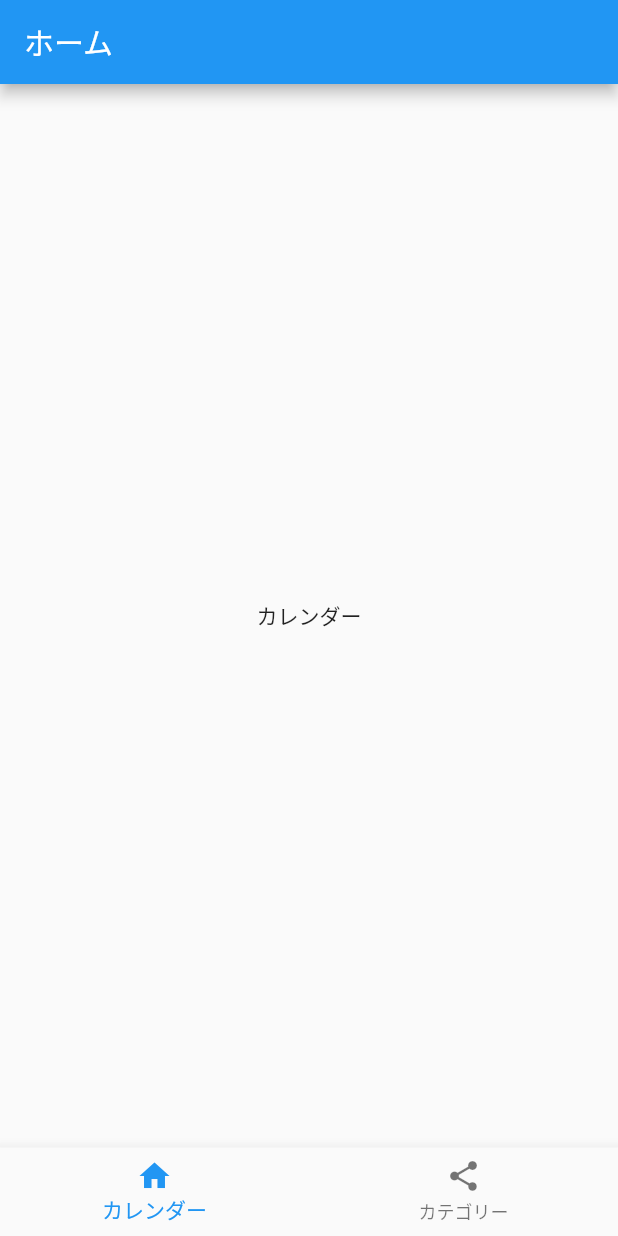
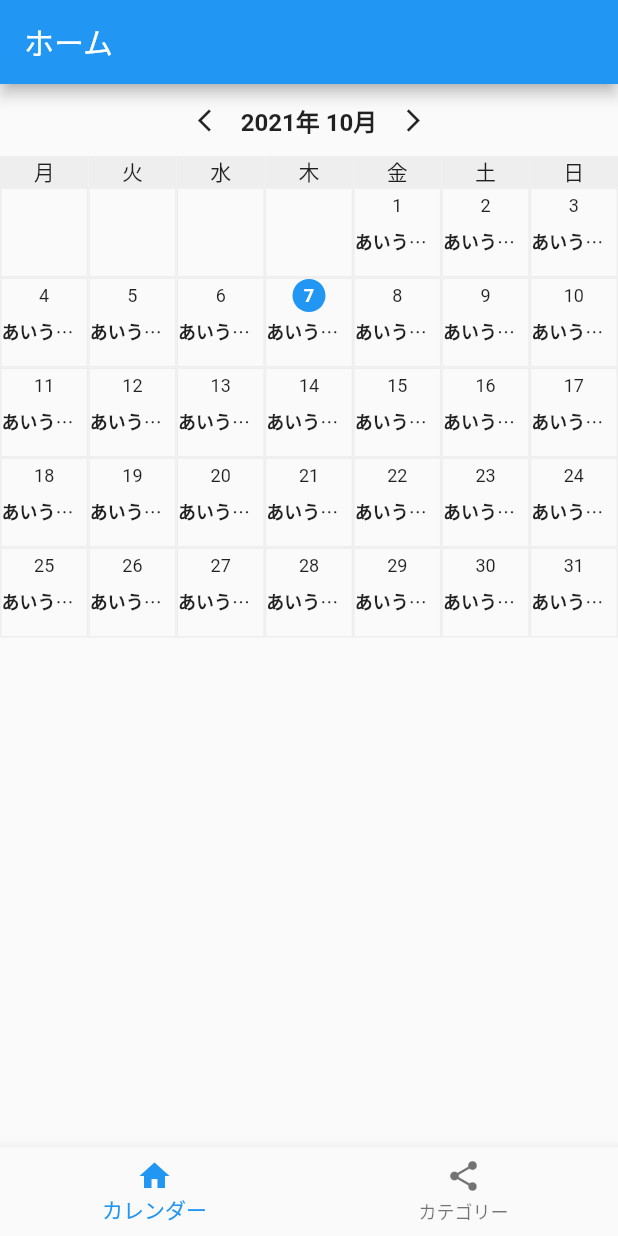
Before and after one commit to kosukesaigusa/flutter_account_book, a Flutter app: the screen it shows once a user with an empty profile is signed in, on a phone screen of 412 x 824 dp. Run offline on Flutter 3.47's test engine with Material 2 defaults, Android fonts, the phone set to English and light mode, and no system bars; our stand-ins replace cloud_firestore, connectivity_plus, firebase_auth, firebase_core, freezed_annotation, google_sign_in; missing offline and left inert: sign_button; accounts and stored records are empty.

Commit message:
feat: implement base calendar UI

```diff
--- a/lib/app.dart
+++ b/lib/app.dart
@@ -2,6 +2,9 @@ import 'package:firebase_auth/firebase_auth.dart';
 import 'package:flutter/material.dart';
 import 'package:flutter_account_book/pages/home/home_page.dart';
 import 'package:flutter_account_book/pages/sign_in/sign_in_page.dart';
+import 'package:flutter_account_book/view_models/calendar/calendar_view_model.dart';
+import 'package:flutter_account_book/view_models/category/category_view_model.dart';
+import 'package:provider/provider.dart';
 
 class App extends StatelessWidget {
   const App({Key? key}) : super(key: key);
@@ -19,7 +22,17 @@ class App extends StatelessWidget {
             return const SizedBox();
           }
           if (snapshot.hasData) {
-            return HomePage();
+            return MultiProvider(
+              providers: [
+                ChangeNotifierProvider<CalendarViewModel>.value(
+                  value: CalendarViewModel(),
+                ),
+                ChangeNotifierProvider<CategoryViewModel>.value(
+                  value: CategoryViewModel(),
+                ),
+              ],
+              child: HomePage(),
+            );
           }
           return SignInPage();
         },
--- /dev/null
+++ b/lib/componentns/calendar/calendart_widget.dart
@@ -0,0 +1,169 @@
+import 'package:flutter/material.dart';
+import 'package:flutter_account_book/constatnts/calendar/calendar_constants.dart';
+import 'package:flutter_account_book/themes/theme.dart';
+import 'package:flutter_account_book/utils/datetime/datetime.dart';
+import 'package:flutter_account_book/view_models/calendar/calendar_view_model.dart';
+import 'package:provider/provider.dart';
+
+class CalendarWidget extends StatelessWidget {
+  CalendarWidget();
+  @override
+  Widget build(BuildContext context) {
+    return Column(
+      children: [
+        CalendarMonthHandlingWidget(),
+        Row(
+          mainAxisAlignment: MainAxisAlignment.spaceEvenly,
+          children: weekdayRow,
+        ),
+        CalendarBody(),
+      ],
+    );
+  }
+
+  /// カレンダー上部の月〜日の曜日を表示するウィジェット
+  final weekdayRow = List<Widget>.generate(
+    7,
+    (i) => Expanded(
+      child: Container(
+        color: grey200,
+        child: Center(child: Text('${weekdays[i]}')),
+      ),
+    ),
+  );
+}
+
+/// カレンダー上部の年月を表示・操作するウィジェット
+class CalendarMonthHandlingWidget extends StatelessWidget {
+  @override
+  Widget build(BuildContext context) => Consumer<CalendarViewModel>(
+        builder: (context, vm, child) => Row(
+          mainAxisAlignment: MainAxisAlignment.center,
+          children: [
+            IconButton(
+              icon: const Icon(Icons.arrow_back_ios_outlined),
+              onPressed: vm.showPreviousMonth,
+              iconSize: arrowIconSize,
+            ),
+            Text('${vm.year}年 ${vm.month}月', style: bold16),
+            IconButton(
+              icon: const Icon(Icons.arrow_forward_ios_outlined),
+              onPressed: vm.showNextMonth,
+              iconSize: arrowIconSize,
+            ),
+          ],
+        ),
+      );
+}
+
+/// カレンダーの本体
+class CalendarBody extends StatelessWidget {
+  @override
+  Widget build(BuildContext context) => Consumer<CalendarViewModel>(
+        builder: (context, vm, child) {
+          final weekDayOfFirstDay = DateTime(vm.year, vm.month, 1).weekday;
+          final lastDay = getLastDay(vm.year, vm.month);
+          final rowCount = ((weekDayOfFirstDay - 1 + lastDay) / 7).ceil();
+          final children = <Widget>[];
+          for (var i = 0; i < rowCount; i++) {
+            final weekRowChildren = <Widget>[];
+            for (var j = 0; j < 7; j++) {
+              final number = i * 7 + j + 1 - (weekDayOfFirstDay - 1);
+              weekRowChildren.add(CalendarDateCell(number));
+            }
+            children.add(Row(children: weekRowChildren));
+          }
+          return Column(
+            children: children,
+          );
+        },
+      );
+}
+
+class CalendarDateCell extends StatelessWidget {
+  const CalendarDateCell(this.number);
+  final int number;
+  @override
+  Widget build(BuildContext context) => Consumer<CalendarViewModel>(
+        builder: (context, vm, child) {
+          final lastDay = getLastDay(vm.year, vm.month);
+          final isEmptyCell = number < 1 || number > lastDay;
+          if (isEmptyCell) {
+            return Expanded(
+              child: Container(
+                decoration: BoxDecoration(
+                  border: Border.all(color: grey200),
+                  color: grey50,
+                ),
+                height: cellHeight,
+                child: const SizedBox(),
+              ),
+            );
+          }
+          final cellContents = <Widget>[];
+          cellContents.add(
+            Flexible(
+              child: Text(
+                'あいうえお',
+                style: bold12,
+                overflow: TextOverflow.ellipsis,
+                maxLines: 1,
+              ),
+            ),
+          );
+          return Expanded(
+            child: Container(
+              decoration: BoxDecoration(
+                border: Border.all(color: grey200),
+              ),
+              height: cellHeight,
+              child: InkWell(
+                onTap: () {
+                  vm.onDateCellTapped(number);
+                },
+                child: Column(
+                  crossAxisAlignment: CrossAxisAlignment.center,
+                  children: [
+                    Padding(
+                      padding: const EdgeInsets.only(bottom: 4),
+                      child: CalendarDateText(number: number, selected: number == vm.day),
+                    ),
+                    Row(
+                      mainAxisAlignment: MainAxisAlignment.center,
+                      children: cellContents,
+                    ),
+                  ],
+                ),
+              ),
+            ),
+          );
+        },
+      );
+}
+
+class CalendarDateText extends StatelessWidget {
+  const CalendarDateText({required this.number, required this.selected});
+  final int number;
+  final bool selected;
+  @override
+  Widget build(BuildContext context) {
+    if (selected) {
+      return Container(
+        padding: const EdgeInsets.all(4),
+        decoration: BoxDecoration(
+          shape: BoxShape.circle,
+          color: Theme.of(context).colorScheme.primary,
+        ),
+        child: Center(
+          child: Text('$number', style: whiteBold12),
+        ),
+      );
+    }
+    return Container(
+      padding: const EdgeInsets.all(4),
+      child: Center(
+        child: Text('$number', style: regular12),
+      ),
+    );
+  }
+}
--- /dev/null
+++ b/lib/constatnts/calendar/calendar_constants.dart
@@ -0,0 +1,2 @@
+double cellHeight = 60;
+const double arrowIconSize = 18;
--- a/lib/pages/calendar/calendart_page.dart
+++ b/lib/pages/calendar/calendart_page.dart
@@ -1,10 +1,13 @@
 import 'package:flutter/material.dart';
+import 'package:flutter_account_book/componentns/calendar/calendart_widget.dart';
 
 class CalendarPage extends StatelessWidget {
   @override
   Widget build(BuildContext context) {
-    return const Center(
-      child: Text('カレンダー'),
+    return Column(
+      children: [
+        CalendarWidget(),
+      ],
     );
   }
 }
--- /dev/null
+++ b/lib/themes/theme.dart
@@ -0,0 +1,94 @@
+import 'package:flutter/material.dart';
+
+/// 色
+final grey50 = Colors.grey[50]!;
+final grey100 = Colors.grey[100]!;
+final grey200 = Colors.grey[200]!;
+final grey400 = Colors.grey[400]!;
+
+/// テキストスタイル
+const TextStyle bold = TextStyle(
+  fontWeight: FontWeight.bold,
+);
+
+const TextStyle semibold = TextStyle(
+  fontWeight: FontWeight.w600,
+);
+
+const TextStyle regular10 = TextStyle(
+  fontSize: 10,
+);
+
+const TextStyle regular12 = TextStyle(
+  fontSize: 12,
+);
+
+const TextStyle regular14 = TextStyle(
+  fontSize: 14,
+);
+
+const TextStyle regular16 = TextStyle(
+  fontSize: 16,
+);
+
+const TextStyle bold12 = TextStyle(
+  fontSize: 12,
+  fontWeight: FontWeight.bold,
+);
+
+const TextStyle bold16 = TextStyle(
+  fontSize: 16,
+  fontWeight: FontWeight.bold,
+);
+
+const TextStyle bold20 = TextStyle(
+  fontSize: 20,
+  fontWeight: FontWeight.bold,
+);
+
+final TextStyle grey10 = TextStyle(
+  fontSize: 10,
+  color: Colors.grey[600],
+);
+
+final TextStyle grey12 = TextStyle(
+  fontSize: 12,
+  color: Colors.grey[600],
+);
+
+final TextStyle grey14 = TextStyle(
+  fontSize: 14,
+  color: Colors.grey[600],
+);
+
+final TextStyle greyBold12 = TextStyle(
+  fontSize: 12,
+  color: Colors.grey[600],
+  fontWeight: FontWeight.bold,
+);
+
+const TextStyle white8 = TextStyle(
+  fontSize: 8,
+  color: Colors.white,
+);
+
+const TextStyle white10 = TextStyle(
+  fontSize: 12,
+  color: Colors.white,
+);
+
+const TextStyle white12 = TextStyle(
+  fontSize: 12,
+  color: Colors.white,
+);
+
+const TextStyle whiteBold = TextStyle(
+  fontWeight: FontWeight.bold,
+  color: Colors.white,
+);
+
+const TextStyle whiteBold12 = TextStyle(
+  fontSize: 12,
+  fontWeight: FontWeight.bold,
+  color: Colors.white,
+);
--- /dev/null
+++ b/lib/utils/datetime/datetime.dart
@@ -0,0 +1,16 @@
+/// 曜日（日本語）
+const List<String> weekdays = [
+  '月',
+  '火',
+  '水',
+  '木',
+  '金',
+  '土',
+  '日',
+];
+
+/// 入力月の日数を返す
+int getLastDay(int year, int month) => DateTime(year, month + 1, 0).day;
+
+/// 入力日の曜日を整数型で返す
+int getIntWeekDay(int year, int month, int day) => DateTime(year, month, day).weekday;
--- /dev/null
+++ b/lib/view_models/calendar/calendar_view_model.dart
@@ -0,0 +1,34 @@
+import 'package:flutter/material.dart';
+import 'package:flutter_account_book/store/store.dart';
+
+class CalendarViewModel extends ChangeNotifier {
+  factory CalendarViewModel() => _instance;
+  CalendarViewModel._internal();
+  static final CalendarViewModel _instance = CalendarViewModel._internal();
+
+  int year = DateTime.now().year;
+  int month = DateTime.now().month;
+  int day = DateTime.now().day;
+  final store = Store();
+
+  void onDateCellTapped(int number) {
+    day = number;
+    notifyListeners();
+  }
+
+  void showNextMonth() {
+    final nextMonth = DateTime(year, month + 1);
+    year = nextMonth.year;
+    month = nextMonth.month;
+    day = 1;
+    notifyListeners();
+  }
+
+  void showPreviousMonth() {
+    final previousMonth = DateTime(year, month - 1);
+    year = previousMonth.year;
+    month = previousMonth.month;
+    day = 1;
+    notifyListeners();
+  }
+}
--- /dev/null
+++ b/lib/view_models/category/category_view_model.dart
@@ -0,0 +1,7 @@
+import 'package:flutter/material.dart';
+
+class CategoryViewModel extends ChangeNotifier {
+  factory CategoryViewModel() => _instance;
+  CategoryViewModel._internal();
+  static final CategoryViewModel _instance = CategoryViewModel._internal();
+}
```
